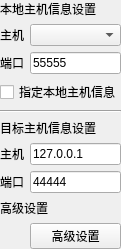
Above: src/pages/udp/SAKUdpDeviceController.ui from x-tools-author/x-tools before the change. Below: the same form after it.
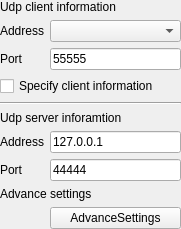
That is the form after the change.

What changed in the file:
```diff
--- a/src/pages/udp/SAKUdpDeviceController.ui
+++ b/src/pages/udp/SAKUdpDeviceController.ui
@@ -6,7 +6,7 @@
    <rect>
     <x>0</x>
     <y>0</y>
-    <width>121</width>
+    <width>181</width>
     <height>219</height>
    </rect>
   </property>
@@ -29,7 +29,7 @@
    <item row="7" column="0">
     <widget class="QLabel" name="label_2">
      <property name="text">
-      <string>端口</string>
+      <string>Port</string>
      </property>
     </widget>
    </item>
@@ -43,21 +43,21 @@
    <item row="3" column="0" colspan="2">
     <widget class="QCheckBox" name="enableLocalSettingCheckBox">
      <property name="text">
-      <string>指定本地主机信息</string>
+      <string>Specify client information</string>
      </property>
     </widget>
    </item>
    <item row="1" column="0">
     <widget class="QLabel" name="label_3">
      <property name="text">
-      <string>主机</string>
+      <string>Address</string>
      </property>
     </widget>
    </item>
    <item row="9" column="1">
     <widget class="QPushButton" name="advanceUdpPushButton">
      <property name="text">
-      <string>高级设置</string>
+      <string>AdvanceSettings</string>
      </property>
     </widget>
    </item>
@@ -71,7 +71,7 @@
    <item row="0" column="0" colspan="2">
     <widget class="QLabel" name="label_5">
      <property name="text">
-      <string>本地主机信息设置</string>
+      <string>Udp client information</string>
      </property>
     </widget>
    </item>
@@ -81,14 +81,14 @@
    <item row="5" column="0" colspan="2">
     <widget class="QLabel" name="label_6">
      <property name="text">
-      <string>目标主机信息设置</string>
+      <string>Udp server inforamtion</string>
      </property>
     </widget>
    </item>
    <item row="6" column="0">
     <widget class="QLabel" name="label">
      <property name="text">
-      <string>主机</string>
+      <string>Address</string>
      </property>
     </widget>
    </item>
@@ -109,14 +109,14 @@
    <item row="2" column="0">
     <widget class="QLabel" name="label_4">
      <property name="text">
-      <string>端口</string>
+      <string>Port</string>
      </property>
     </widget>
    </item>
    <item row="8" column="0" colspan="2">
     <widget class="QLabel" name="label_7">
      <property name="text">
-      <string>高级设置</string>
+      <string>Advance settings</string>
      </property>
     </widget>
    </item>
```
